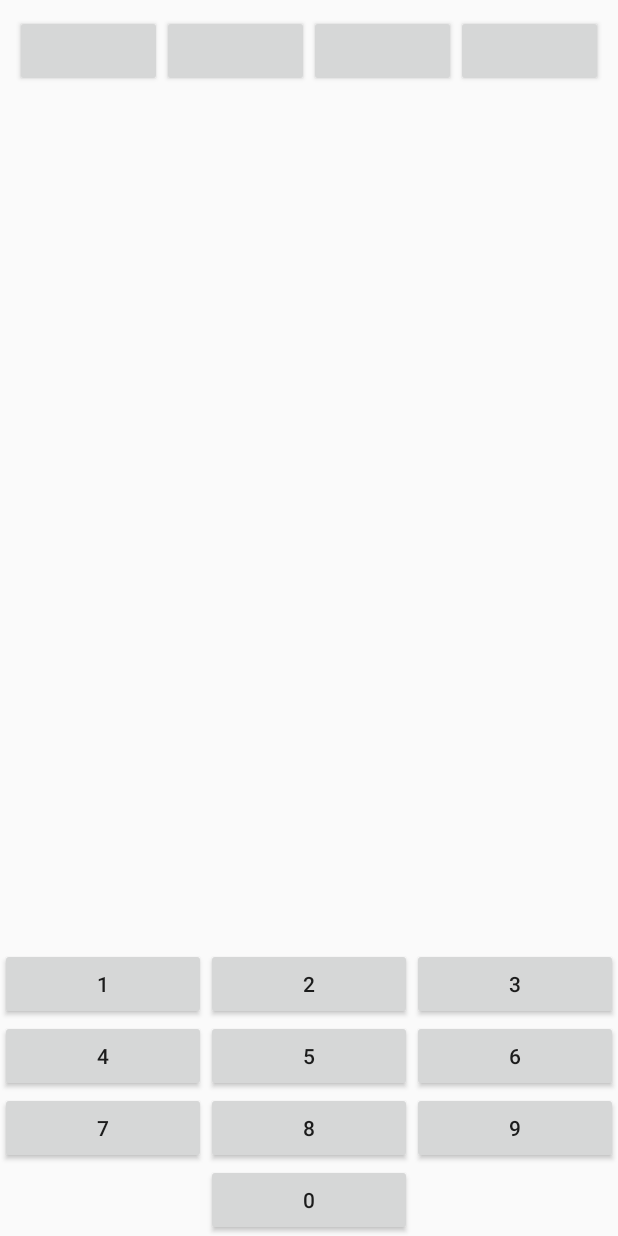
After one commit to coderbunker/kiosk-android, an Android app: the layout password_dialog.xml on its own in the app's theme, with its tools: preview values and no code run, on a phone screen of 412 x 824 dp. The commit adds this screen. Run offline under Robolectric (Android 15) with nearby library versions, the phone set to English and light mode, and no system bars.

Commit message:
Issue#1 : - Created a custom dialog layout for password input --> only way to "hide" the navigation bar. Impossible to remove it otherwise. The navigation bar is included with the soft keyboard. It is impossible to have the keyboard without the nav bar and it is impossible to disable the behavior of the "home" and "recent" buttons.

```diff
--- a/app/src/main/AndroidManifest.xml
+++ b/app/src/main/AndroidManifest.xml
@@ -21,9 +21,7 @@
                 <category android:name="android.intent.category.LAUNCHER" />
             </intent-filter>
         </activity>
-        <activity
-            android:name=".KioskActivity"
-            android:windowSoftInputMode="adjustPan">
+        <activity android:name=".KioskActivity">
             <intent-filter>
                 <category android:name="android.intent.category.HOME" />
                 <category android:name="android.intent.category.DEFAULT" />
--- /dev/null
+++ b/app/src/main/res/layout/password_dialog.xml
@@ -0,0 +1,140 @@
+<?xml version="1.0" encoding="utf-8"?>
+<RelativeLayout xmlns:android="http://schemas.android.com/apk/res/android"
+    android:layout_width="fill_parent"
+    android:layout_height="fill_parent">
+
+    <LinearLayout xmlns:android="http://schemas.android.com/apk/res/android"
+        android:id="@+id/layout_root"
+        android:layout_width="fill_parent"
+        android:layout_height="wrap_content"
+        android:orientation="horizontal"
+        android:padding="10dp">
+
+        <!--<TextView-->
+        <!--android:id="@+id/passwordTextView"-->
+        <!--android:layout_width="wrap_content"-->
+        <!--android:layout_height="wrap_content"-->
+        <!--android:text="Enter the password : "-->
+        <!--android:textAppearance="?android:attr/textAppearanceLarge" />-->
+
+        <Button
+            android:id="@+id/b1"
+            android:layout_width="wrap_content"
+            android:layout_height="wrap_content"
+            android:layout_weight="1"
+            android:clickable="false" />
+
+        <Button
+            android:id="@+id/b2"
+            android:layout_width="wrap_content"
+            android:layout_height="wrap_content"
+            android:layout_weight="1"
+            android:clickable="false" />
+
+        <Button
+            android:id="@+id/b3"
+            android:layout_width="wrap_content"
+            android:layout_height="wrap_content"
+            android:layout_weight="1"
+            android:clickable="false" />
+
+        <Button
+            android:id="@+id/b4"
+            android:layout_width="wrap_content"
+            android:layout_height="wrap_content"
+            android:layout_weight="1"
+            android:clickable="false" />
+
+    </LinearLayout>
+
+    <LinearLayout
+        android:layout_width="wrap_content"
+        android:layout_height="wrap_content"
+        android:layout_alignParentStart="true"
+        android:layout_alignParentTop="true"
+        android:layout_marginTop="149dp"
+        android:orientation="horizontal">
+
+
+    </LinearLayout>
+
+    <GridLayout
+        android:layout_width="wrap_content"
+        android:layout_height="wrap_content"
+        android:layout_alignParentBottom="true"
+        android:layout_alignParentEnd="true"
+        android:layout_alignParentLeft="true"
+        android:layout_alignParentRight="true"
+        android:layout_alignParentStart="true"
+        android:layout_gravity="center"
+        android:columnCount="3"
+        android:orientation="horizontal"
+        android:weightSum="3">
+
+        <Button
+            android:id="@+id/number1"
+            android:layout_columnWeight="1"
+            android:tag="1"
+            android:text="1" />
+
+        <Button
+            android:id="@+id/number2"
+            android:layout_columnWeight="1"
+            android:tag="2"
+            android:text="2" />
+
+        <Button
+            android:id="@+id/number3"
+            android:layout_columnWeight="1"
+            android:tag="3"
+            android:text="3" />
+
+        <Button
+            android:id="@+id/number4"
+            android:layout_columnWeight="1"
+            android:tag="4"
+            android:text="4" />
+
+        <Button
+            android:id="@+id/number5"
+            android:layout_columnWeight="1"
+            android:tag="5"
+            android:text="5" />
+
+        <Button
+            android:id="@+id/number6"
+            android:layout_columnWeight="1"
+            android:tag="6"
+            android:text="6" />
+
+        <Button
+            android:id="@+id/number7"
+            android:layout_columnWeight="1"
+            android:onClick=""
+            android:tag="7"
+            android:text="7" />
+
+        <Button
+            android:id="@+id/number8"
+            android:layout_columnWeight="1"
+            android:onClick=""
+            android:tag="8"
+            android:text="8" />
+
+        <Button
+            android:id="@+id/number9"
+            android:layout_columnWeight="1"
+            android:onClick=""
+            android:tag="9"
+            android:text="9" />
+
+        <Button
+            android:id="@+id/number0"
+            android:layout_column="1"
+            android:layout_columnWeight="1"
+            android:onClick=""
+            android:tag="0"
+            android:text="0" />
+    </GridLayout>
+
+</RelativeLayout>
```
Also changed, not shown: app/src/main/java/com/coderbunker/kioskapp/KioskActivity.java (+114 -124 lines), app/src/main/res/layout/askpassword_dialog.xml (deleted, +0 -26 lines).
